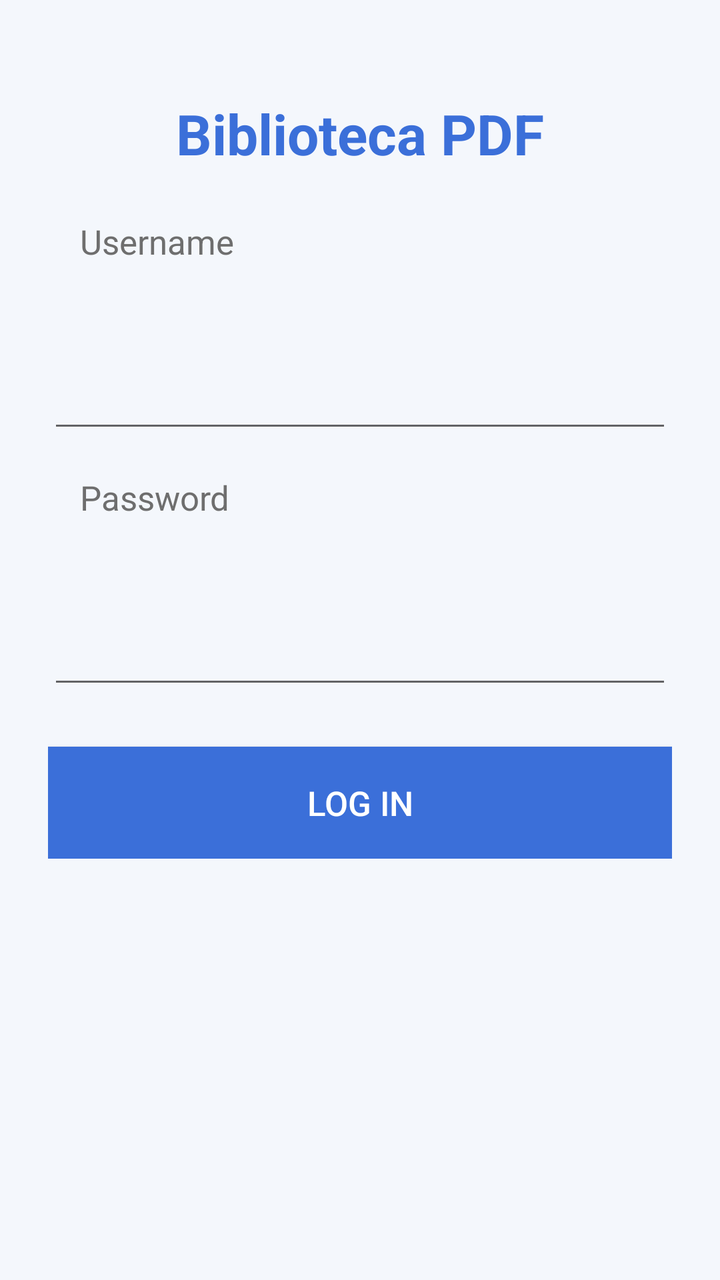
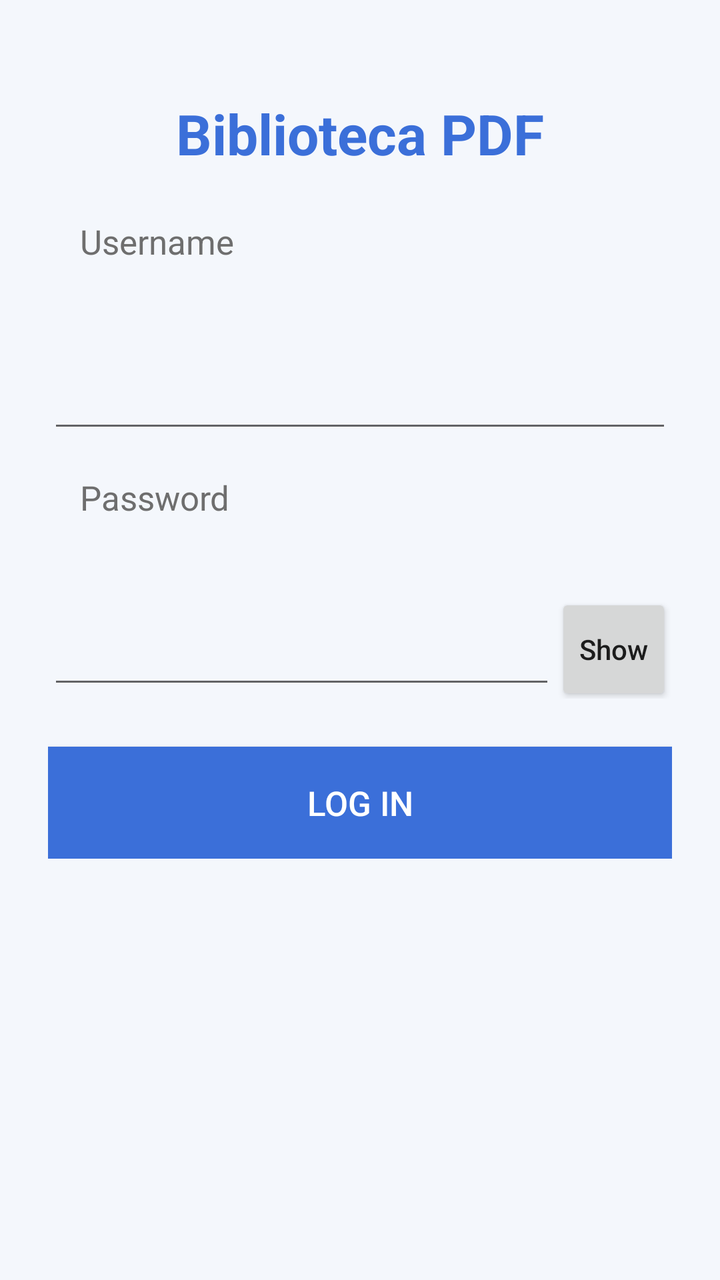

An Android layout rendered at two revisions. The XML below is the earlier revision; the diff shows what the commit changed to produce the second picture.
<!-- AndroidManifest.xml: application theme AppTheme -->
<!-- res/layout/activity_login.xml -->
<?xml version="1.0" encoding="utf-8"?>
<ScrollView xmlns:android="http://schemas.android.com/apk/res/android"
    android:layout_width="match_parent"
    android:layout_height="match_parent"
    android:fillViewport="true"
    android:background="@color/background">

    <LinearLayout
        android:layout_width="match_parent"
        android:layout_height="wrap_content"
        android:orientation="vertical"
        android:gravity="center_horizontal"
        android:padding="@dimen/spacing_large">

        <TextView
            android:layout_width="wrap_content"
            android:layout_height="wrap_content"
            android:layout_marginTop="@dimen/spacing_large"
            android:layout_marginBottom="@dimen/spacing_large"
            android:text="@string/app_name"
            android:textSize="28sp"
            android:textStyle="bold"
            android:textColor="@color/primary" />

        <LinearLayout
            android:layout_width="match_parent"
            android:layout_height="wrap_content"
            android:orientation="vertical"
            android:maxWidth="480dp">

            <TextView
                style="@style/BigButton"
                android:layout_width="wrap_content"
                android:layout_height="wrap_content"
                android:text="@string/label_username"
                android:textColor="@color/text_secondary" />

            <EditText
                android:id="@+id/edit_username"
                android:layout_width="match_parent"
                android:layout_height="@dimen/touch_target_min"
                android:inputType="text"
                android:singleLine="true" />

            <TextView
                style="@style/BigButton"
                android:layout_width="wrap_content"
                android:layout_height="wrap_content"
                android:layout_marginTop="@dimen/spacing_medium"
                android:text="@string/label_password"
                android:textColor="@color/text_secondary" />

            <EditText
                android:id="@+id/edit_password"
                android:layout_width="match_parent"
                android:layout_height="@dimen/touch_target_min"
                android:inputType="textPassword"
                android:singleLine="true" />

            <Button
                android:id="@+id/btn_login"
                style="@style/BigButton"
                android:layout_width="match_parent"
                android:layout_height="wrap_content"
                android:minHeight="@dimen/touch_target_min"
                android:layout_marginTop="@dimen/spacing_large"
                android:text="@string/action_login"
                android:textColor="@color/white"
                android:background="@color/primary" />

            <ProgressBar
                android:id="@+id/progress_login"
                android:layout_width="wrap_content"
                android:layout_height="wrap_content"
                android:layout_gravity="center_horizontal"
                android:layout_marginTop="@dimen/spacing_medium"
                android:visibility="gone" />

            <TextView
                android:id="@+id/text_error"
                android:layout_width="match_parent"
                android:layout_height="wrap_content"
                android:layout_marginTop="@dimen/spacing_medium"
                android:textColor="@color/status_error"
                android:visibility="gone" />

        </LinearLayout>
    </LinearLayout>
</ScrollView>
<!-- resources referenced by this layout -->
<resources>
  <color name="background">#F4F7FC</color>
  <color name="primary">#3B6FD9</color>
  <color name="status_error">#C0392B</color>
  <color name="text_secondary">#6E6E6E</color>
  <color name="white">#FFFFFF</color>
  <dimen name="spacing_large">24dp</dimen>
  <dimen name="spacing_medium">16dp</dimen>
  <dimen name="touch_target_min">56dp</dimen>
  <string name="action_login">Log in</string>
  <string name="app_name">Biblioteca PDF</string>
  <string name="label_password">Password</string>
  <string name="label_username">Username</string>
  <style name="BigButton">
          <item name="android:minHeight">@dimen/touch_target_min</item>
          <item name="android:textSize">@dimen/text_medium</item>
          <item name="android:paddingLeft">@dimen/spacing_medium</item>
          <item name="android:paddingRight">@dimen/spacing_medium</item>
      </style>
  <style name="AppTheme" parent="Theme.AppCompat.Light.DarkActionBar">
          <item name="colorPrimary">@color/primary</item>
          <item name="colorPrimaryDark">@color/primary_dark</item>
          <item name="colorAccent">@color/accent</item>
          <item name="android:windowBackground">@color/background</item>
      </style>
  <dimen name="text_medium">17sp</dimen>
  <color name="primary_dark">#28509E</color>
  <color name="accent">#5B9BFF</color>
</resources>

<!-- the commit's change to res/layout/activity_login.xml (unified diff, before → after) -->
@@ -50,12 +50,28 @@
                 android:text="@string/label_password"
                 android:textColor="@color/text_secondary" />
 
-            <EditText
-                android:id="@+id/edit_password"
+            <LinearLayout
                 android:layout_width="match_parent"
-                android:layout_height="@dimen/touch_target_min"
-                android:inputType="textPassword"
-                android:singleLine="true" />
+                android:layout_height="wrap_content"
+                android:orientation="horizontal">
+
+                <EditText
+                    android:id="@+id/edit_password"
+                    android:layout_width="0dp"
+                    android:layout_height="@dimen/touch_target_min"
+                    android:layout_weight="1"
+                    android:inputType="textPassword"
+                    android:singleLine="true" />
+
+                <Button
+                    android:id="@+id/btn_toggle_password"
+                    android:layout_width="wrap_content"
+                    android:layout_height="@dimen/touch_target_min"
+                    android:minWidth="@dimen/touch_target_min"
+                    android:text="@string/action_show_password"
+                    android:textAllCaps="false" />
+
+            </LinearLayout>
 
             <Button
                 android:id="@+id/btn_login"
<!-- resource entries referenced after the edit -->
@@ -9,6 +9,7 @@
   <dimen name="spacing_medium">16dp</dimen>
   <dimen name="touch_target_min">56dp</dimen>
   <string name="action_login">Log in</string>
+  <string name="action_show_password">Show</string>
   <string name="app_name">Biblioteca PDF</string>
   <string name="label_password">Password</string>
   <string name="label_username">Username</string>
